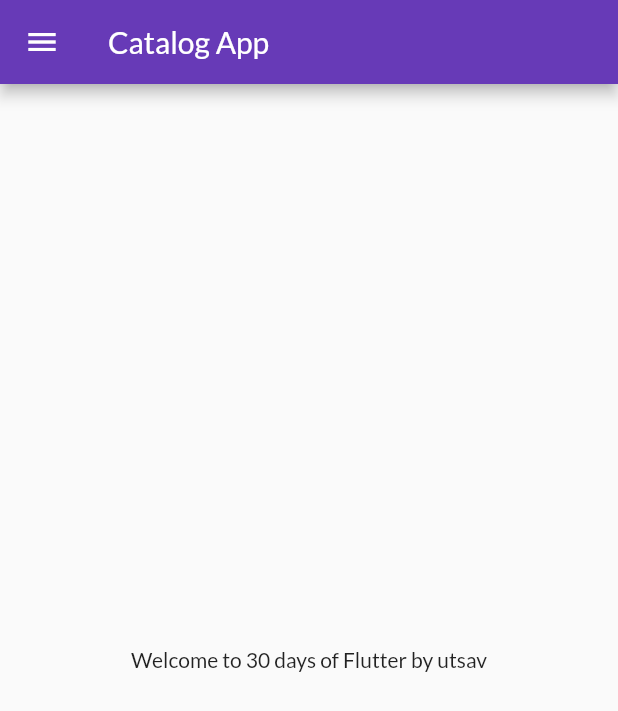
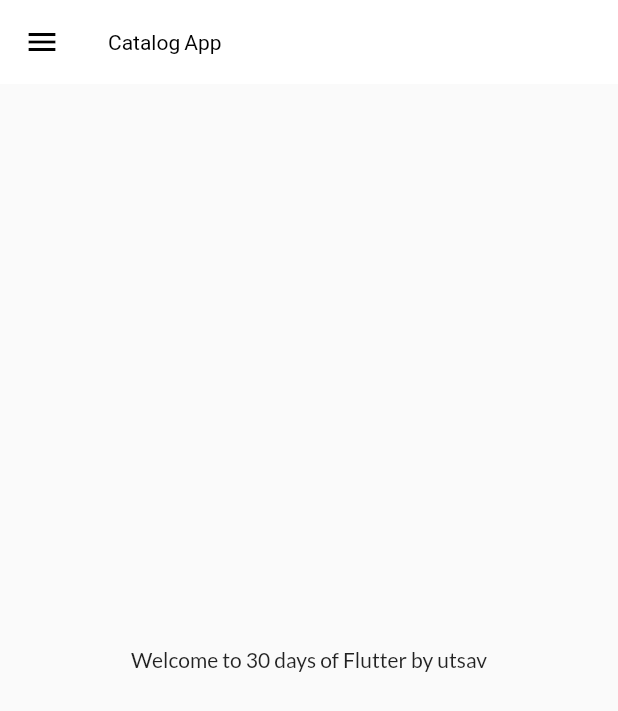
Before and after one commit to utsav7005/utsav_catalog, a Flutter app: the screen it shows after launch, on a phone screen of 412 x 824 dp. Shown: the top 711 px of the screen. Run offline on Flutter 3.47's test engine with Material 2 defaults, Android fonts, the light colour scheme and no system bars; our stand-ins replace google_fonts.

Commit message:
theme extracted

```diff
--- a/lib/main.dart
+++ b/lib/main.dart
@@ -2,6 +2,7 @@
 import 'package:google_fonts/google_fonts.dart';
 import 'package:ucatalog/pages/login_page.dart';
 import 'package:ucatalog/utils/routes.dart';
+import 'package:ucatalog/widgets/themes.dart';
 import 'pages/home_page.dart';
 
 void main() {
@@ -13,14 +14,9 @@
   Widget build(BuildContext context) {
     return MaterialApp(
       themeMode: ThemeMode.light,
-      theme: ThemeData(
-        primarySwatch: Colors.deepPurple,
-        fontFamily: GoogleFonts.lato().fontFamily,
-      ),
+      theme: Mytheme.lightTheme(context),
+      darkTheme: Mytheme.darkTheme(context),
       initialRoute: MyRoutes.homeroute,
-      darkTheme: ThemeData(
-        brightness: Brightness.dark,
-      ),
       routes: {
         "/": (context) => HomePage(),
         MyRoutes.homeroute: (context) => HomePage(),
--- /dev/null
+++ b/lib/widgets/themes.dart
@@ -0,0 +1,18 @@
+import 'package:flutter/material.dart';
+import 'package:google_fonts/google_fonts.dart';
+
+class Mytheme {
+  static ThemeData lightTheme(BuildContext context) => ThemeData(
+      primarySwatch: Colors.deepPurple,
+      fontFamily: GoogleFonts.lato().fontFamily,
+      appBarTheme: AppBarTheme(
+        color: Colors.white,
+        elevation: 0.0,
+        iconTheme: IconThemeData(color: Colors.black),
+        titleTextStyle: TextStyle(color: Colors.black),
+      ));
+
+  static ThemeData darkTheme(BuildContext context) => ThemeData(
+        brightness: Brightness.dark,
+      );
+}
```
